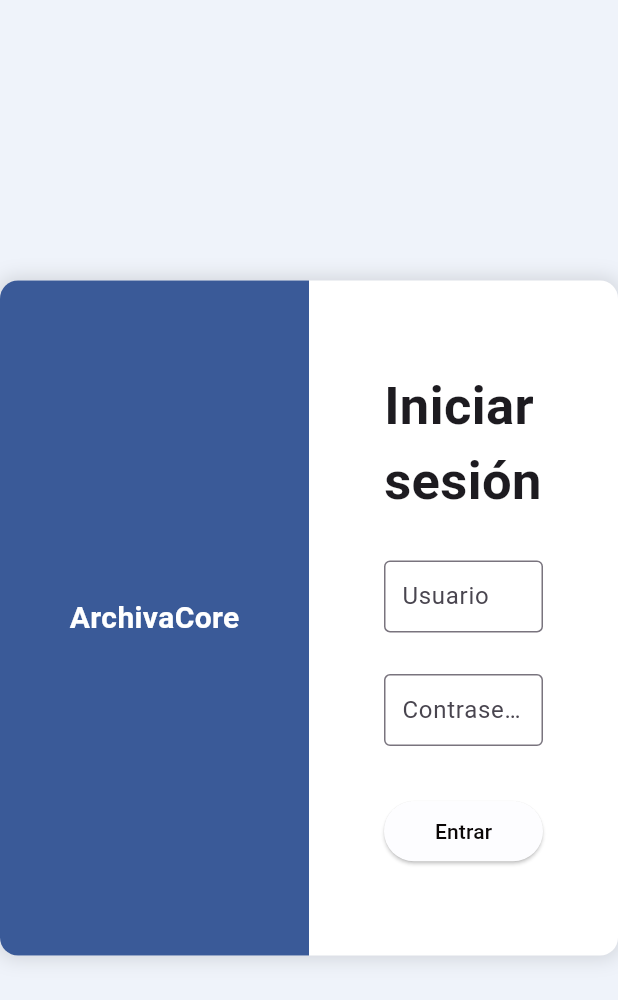
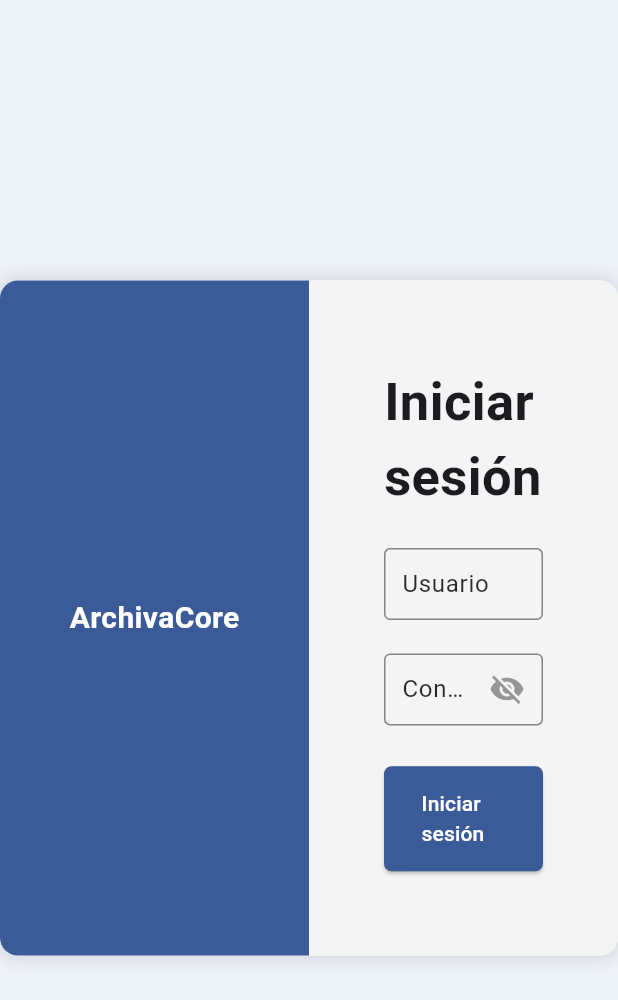
Before and after one commit to sebsanchez99/ArchivaCore, a Flutter app: the screen it shows after launch, on a phone screen of 412 x 824 dp. Shown: the top 1000 px of the screen. Run offline on Flutter 3.47's test engine with Material 3 defaults, Android fonts, the phone set to English and light mode, and no system bars; our stand-ins replace flutter_bloc, freezed_annotation; generated files the repository leaves out were written again.

Commit message:
se implementaron widgets de input y alerta de error en vista de inicio de sesión

```diff
--- a/frontend/lib/presentation/pages/login/utils/utils.dart
+++ b/frontend/lib/presentation/pages/login/utils/utils.dart
@@ -8,7 +8,15 @@ void _submit(BuildContext context) async {
   if (context.mounted) {
     result.when(
       right: (_) => Navigator.pushReplacementNamed(context, '/prueba'),
-      left: (failure) => print(failure),
+      left: (failure) => _showAlertDialog(context,'Credenciales incorrectas. Intente de nuevo.' ),
     );
   }
 }
+
+// Muestra un diálogo de error
+Future<void> _showAlertDialog(BuildContext context, String message) async {
+  return showDialog(
+    context: context,
+    builder: (context) => ErrorDialog(message: message ),
+  );
+}
--- a/frontend/lib/presentation/pages/login/view/login_view.dart
+++ b/frontend/lib/presentation/pages/login/view/login_view.dart
@@ -4,6 +4,8 @@ import 'package:frontend/domain/repositories/auth_repository.dart';
 import 'package:frontend/presentation/pages/login/bloc/login_bloc.dart';
 import 'package:frontend/presentation/pages/login/bloc/login_events.dart';
 import 'package:frontend/presentation/pages/login/bloc/login_state.dart';
+import 'package:frontend/presentation/widgets/custom_input.dart';
+import 'package:frontend/presentation/widgets/dialogs/error_dialog.dart';
 
 part '../utils/utils.dart';
 
@@ -13,7 +15,11 @@ class LoginView extends StatelessWidget {
   @override
   Widget build(BuildContext context) {
     return BlocProvider(
-      create: (_) => LoginBloc(LoginState(), authRepository: context.read<AuthRepository>()),
+      create:
+          (_) => LoginBloc(
+            LoginState(),
+            authRepository: context.read<AuthRepository>(),
+          ),
       child: Scaffold(
         backgroundColor: const Color(0xFFEFF3FA),
         body: Center(
@@ -57,19 +63,31 @@ class LoginView extends StatelessWidget {
 
                 Expanded(
                   flex: 3,
+                  child: Container(
+                    decoration: BoxDecoration(
+                      color: Color.fromARGB(255, 244, 244, 244),
+                      borderRadius: const BorderRadius.horizontal(
+                        right: Radius.circular(12),
+                      ),
+                    ),
                     child: Padding(
                       padding: const EdgeInsets.all(50),
                       child: BlocBuilder<LoginBloc, LoginState>(
-                      buildWhen: (previous, current) => previous.blocking != current.blocking,
+                        buildWhen:
+                            (previous, current) =>
+                                previous.blocking != current.blocking,
+
                         builder:
                             (context, state) => AbsorbPointer(
                               absorbing: state.blocking,
                               child: Form(
                                 child: Column(
-                                mainAxisAlignment: MainAxisAlignment.spaceEvenly,
+                                  mainAxisAlignment:
+                                      MainAxisAlignment.spaceEvenly,
                                   children: [
                                     const Text(
                                       "Iniciar sesión",
+
                                       style: TextStyle(
                                         fontSize: 35,
                                         fontWeight: FontWeight.bold,
@@ -77,56 +95,45 @@ class LoginView extends StatelessWidget {
                                     ),
                                     const SizedBox(height: 10),
 
-                                  TextField(
-                                    decoration: InputDecoration(
-                                      labelText: "Usuario",
-                                      border: OutlineInputBorder(),
-                                      contentPadding: EdgeInsets.symmetric(horizontal: 8),
-                                    ),
+                                    CustomInput(
+                                      labeltext: 'Usuario',
                                       onChanged: (text) => context.read<LoginBloc>().add(LoginEvents.usernameChanged(text.trim())),
+                                      isPassword: false,
                                     ),
                                     const SizedBox(height: 10),
-                                  TextField(
-                                    obscureText: true,
-                                    decoration: InputDecoration(
-                                      labelText: "Contraseña",
-                                      border: OutlineInputBorder(),
-                                      contentPadding: EdgeInsets.symmetric(horizontal: 8)),
+                                    CustomInput(labeltext:  'Contraseña',
+                                      onChanged:(text) => context.read<LoginBloc>().add( LoginEvents.passwordChanged(text.trim(),),),
+                                      isPassword: true,
                                       onSubmitted: (_) => _submit(context),
-                                    onChanged: (text) => context.read<LoginBloc>().add(LoginEvents.passwordChanged(text.trim())),
                                     ),
+
                                     const SizedBox(height: 15),
                                     state.blocking
-                                      ? const Center(child: CircularProgressIndicator())
+                                        ? const Center(
+                                          child: CircularProgressIndicator(
+                                          color: Color(0xFFBCDFFE,),
+                                          ),
+                                        )
                                         : Builder(
                                           builder: (ctx) {
-                                          return SizedBox(
-                                            width: double.infinity,
-                                            child: ElevatedButton(
+                                            return ElevatedButton(
                                               style: ElevatedButton.styleFrom(
-                                                backgroundColor:
-                                                    const Color.fromARGB(
-                                                      255,
-                                                      253,
-                                                      253,
-                                                      255,
-                                                    ),
-                                                foregroundColor:
-                                                    const Color.fromARGB(
-                                                      255,
-                                                      10,
-                                                      6,
-                                                      6,
-                                                    ),
-                                                padding: const EdgeInsets.symmetric(vertical: 10),
+                                                backgroundColor: Color( 0xFF3A5A98),
+                                                padding: EdgeInsets.symmetric(horizontal: 25, vertical: 15),
+                                                shape: RoundedRectangleBorder(borderRadius: BorderRadius.circular(5))
                                               ),
                                               onPressed: () => _submit(context),
-                                              child: const Text("Entrar"),
+                                              child: const Text(
+                                                "Iniciar sesión",
+                                                style: TextStyle(
+                                                  color:  Colors.white,
+                                                ),
                                               ),
                                             );
                                           },
                                         ),
                                   ],
+                                ),
                               ),
                             ),
                       ),
```
Lines whose indentation alone changed are shown as unchanged.
